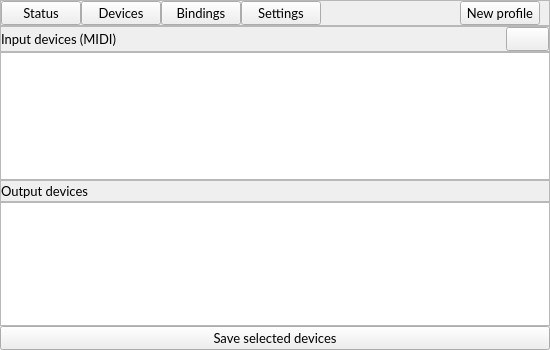
Before: the Qt Designer form mainwindow.ui in Frewacom/midi-soundboard, drawn with Qt 5.
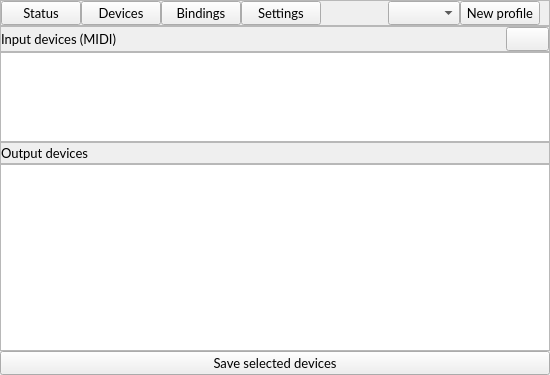
After: the same form once the commit is applied. The open tabs and pages were chosen to show the change. Icons and pictures are not drawn.

Commit message: Added the profile dropdown and styled it. Minor UI changes

Diff of the .ui file:
```diff
--- a/mainwindow.ui
+++ b/mainwindow.ui
@@ -7,7 +7,7 @@
     <x>0</x>
     <y>0</y>
     <width>550</width>
-    <height>350</height>
+    <height>375</height>
    </rect>
   </property>
   <property name="sizePolicy">
@@ -19,7 +19,7 @@
   <property name="minimumSize">
    <size>
     <width>550</width>
-    <height>350</height>
+    <height>375</height>
    </size>
   </property>
   <property name="maximumSize">
@@ -152,6 +152,16 @@
          </property>
         </spacer>
        </item>
+       <item>
+        <widget class="QComboBox" name="HeaderProfileDropdown">
+         <property name="layoutDirection">
+          <enum>Qt::LeftToRight</enum>
+         </property>
+         <property name="sizeAdjustPolicy">
+          <enum>QComboBox::AdjustToContentsOnFirstShow</enum>
+         </property>
+        </widget>
+       </item>
        <item>
         <widget class="QPushButton" name="HeaderNewProfileButton">
          <property name="accessibleName">
@@ -665,7 +675,7 @@
           <property name="minimumSize">
            <size>
             <width>0</width>
-            <height>128</height>
+            <height>90</height>
            </size>
           </property>
           <property name="accessibleName">
```
The commit also changes 4 other files.
